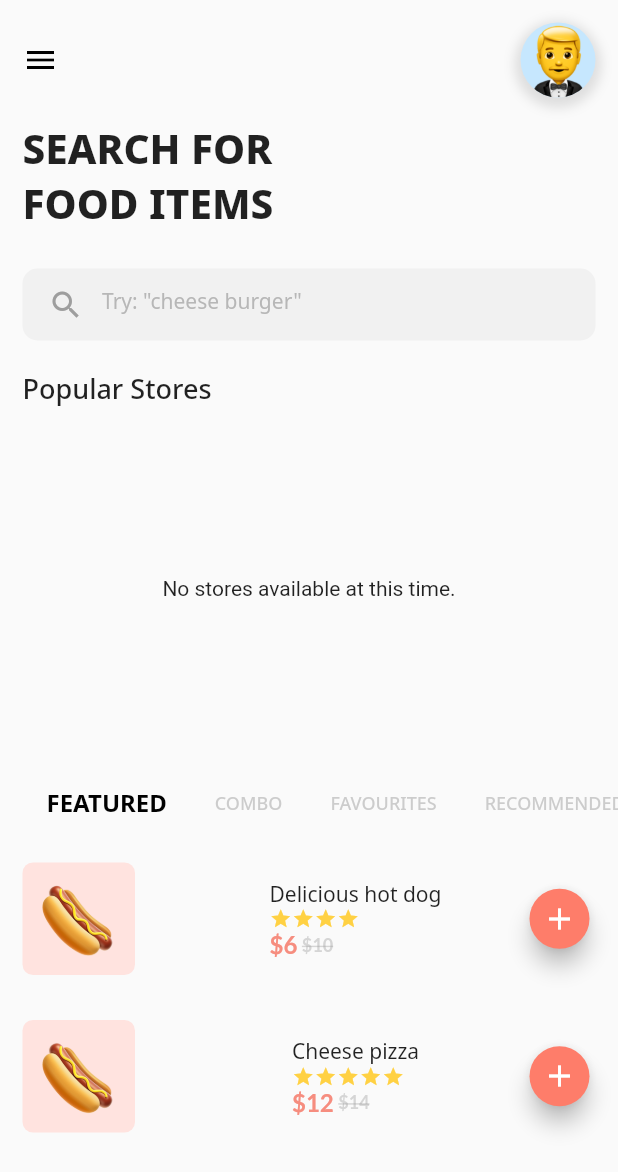
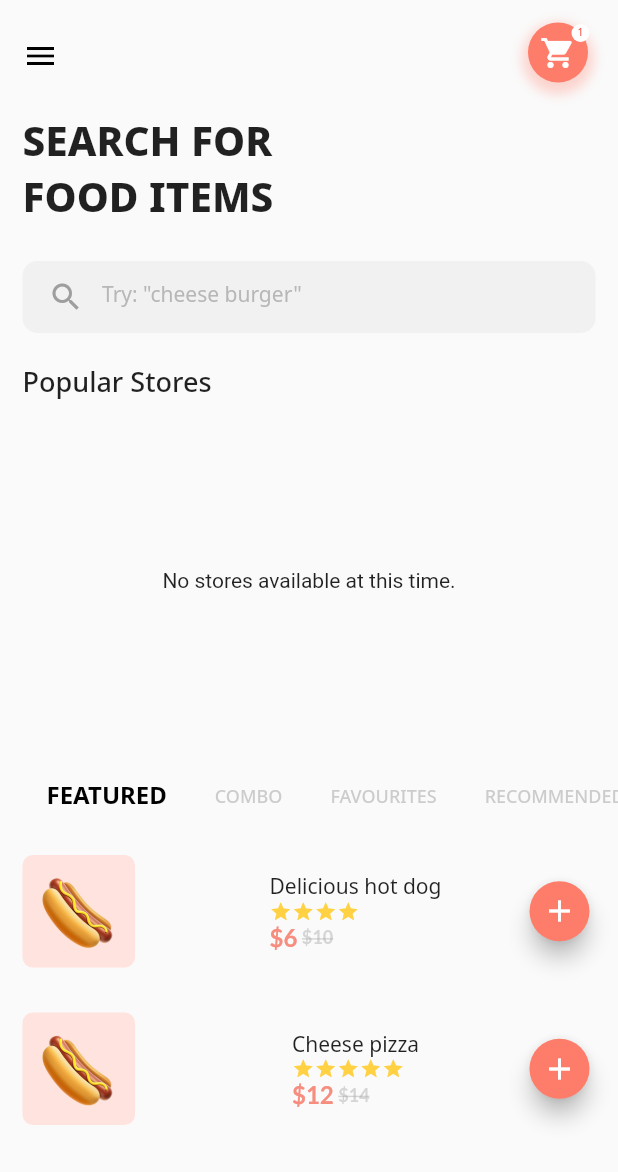
Before and after one commit to DFazekas/food_ordering, a Flutter app: the screen it shows after launch, on a phone screen of 412 x 824 dp. Shown: the top 1172 px of the screen. Run offline on Flutter 3.47's test engine with Material 2 defaults, Android fonts, the phone set to English and light mode, and no system bars; drawn by our look-alikes of smooth_star_rating; our stand-ins replace cloud_firestore, firebase_core, flutter_svg, google_fonts; accounts and stored records are empty.

```diff
--- a/lib/screens/dashboard_page.dart
+++ b/lib/screens/dashboard_page.dart
@@ -45,24 +45,55 @@ class _DashboardState extends State<Dashboard>
                       Database(firestore: _firestore).addStore(isDefault: true);
                     });
                   }, // TODO: implement ontap.
-                  child: Container(
-                      height: 50.0,
-                      width: 50.0,
+                  child: Stack(
+                    children: [
+                      // Invisible outer frame.
+                      Container(
+                        height: 45.0,
+                        width: 45.0,
+                        color: Colors.transparent,
+                      ),
+                      // Shopping cart icon.
+                      Container(
+                        height: 40.0,
+                        width: 40.0,
                         decoration: BoxDecoration(
                           boxShadow: [
                             BoxShadow(
-                              color: Colors.grey.withOpacity(0.3),
+                                color: Color(0xFFFE7D6A).withOpacity(0.3),
                                 blurRadius: 6.0,
                                 spreadRadius: 4.0,
-                              offset: Offset(0.0, 3.0)),
+                                offset: Offset(0.0, 4.0)),
                           ],
-                        color: Color(0xFFC6E7FE),
+                          color: Color(0xFFFE7D6A),
                           shape: BoxShape.circle,
-                        image: DecorationImage(
-                          image: AssetImage("assets/tuxedo.png"),
-                          fit: BoxFit.contain,
                         ),
+                        child: Center(
+                          child: Icon(Icons.shopping_cart, color: Colors.white),
+                        ),
+                      ),
+                      // Notification icon.
+                      Positioned(
+                        top: 1.0,
+                        right: 4.0,
+                        child: Container(
+                          height: 12.0,
+                          width: 12.0,
+                          decoration: BoxDecoration(
+                            shape: BoxShape.circle,
+                            color: Colors.white,
+                          ),
+                          child: Center(
+                            child: Text('1',
+                                style: GoogleFonts.notoSans(
+                                  fontSize: 7.0,
+                                  textStyle: TextStyle(color: Colors.red),
                                 )),
+                          ),
+                        ),
+                      ),
+                    ],
+                  ),
                 )
               ],
             ),
--- a/lib/screens/burger_page.dart
+++ b/lib/screens/store_page.dart
@@ -1,16 +1,16 @@
 import 'package:flutter/material.dart';
 import 'package:google_fonts/google_fonts.dart';
 
-class BurgerPage extends StatefulWidget {
+class StorePage extends StatefulWidget {
   final String foodName, imgPath, price;
 
-  BurgerPage({this.foodName, this.imgPath, this.price});
+  StorePage({this.foodName, this.imgPath, this.price});
 
   @override
-  _BurgerPageState createState() => _BurgerPageState();
+  _StorePageState createState() => _StorePageState();
 }
 
-class _BurgerPageState extends State<BurgerPage> {
+class _StorePageState extends State<StorePage> {
   double netPrice = 0.0;
   int quantity = 1;
   final Color redColor = Color(0xFFFE7D6A);
```
Lines whose indentation alone changed are shown as unchanged.
